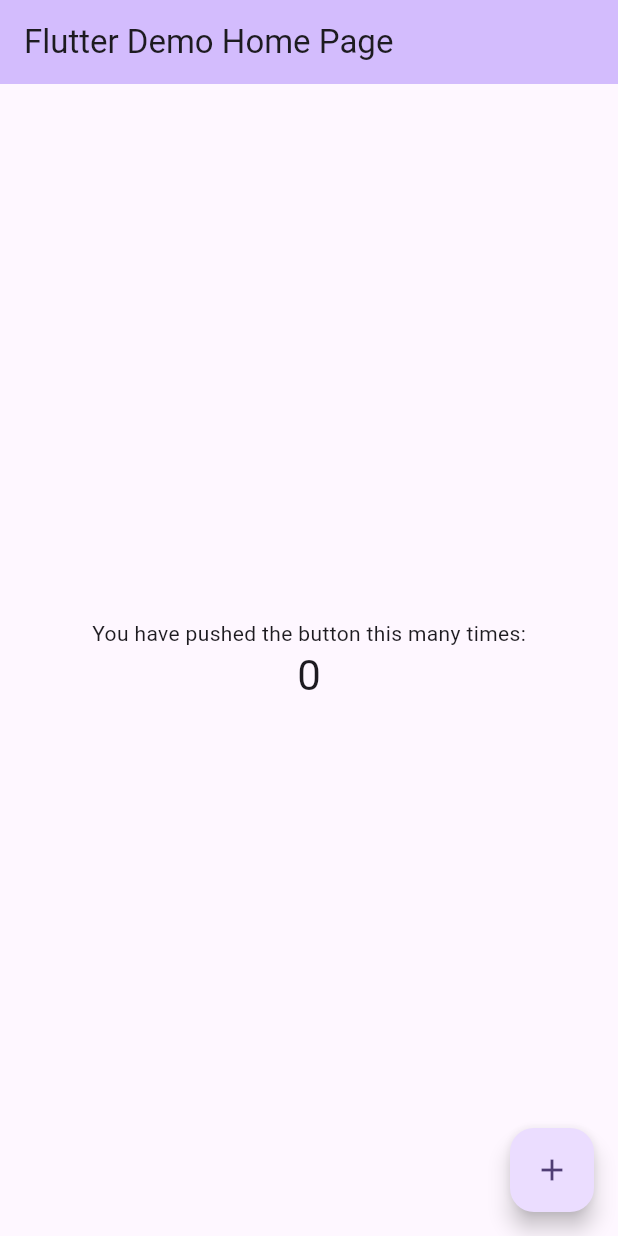
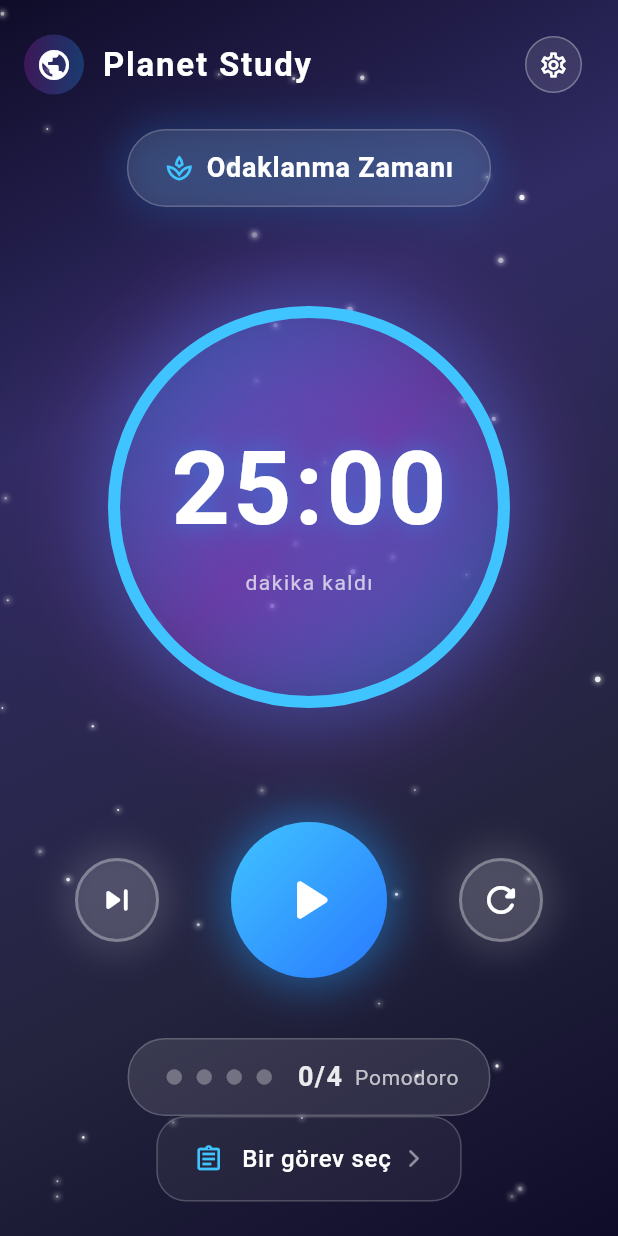
Before and after one commit to Muharremq/pomodoro_planner_app, a Flutter app: the screen it shows after launch, on a phone screen of 412 x 824 dp. Run offline on Flutter 3.47's test engine with Material 3 defaults, Android fonts, the phone set to English and light mode, and no system bars.

Commit message:
Arayüz Tasarımı 2

```diff
--- /dev/null
+++ b/lib/features/pomodoro/presentation/screens/timer_screen.dart
@@ -0,0 +1,473 @@
+// lib/features/pomodoro/presentation/screens/timer_screen.dart
+
+import 'package:flutter/material.dart';
+import 'dart:math' as math;
+
+class TimerScreen extends StatelessWidget {
+  const TimerScreen({super.key});
+
+  @override
+  Widget build(BuildContext context) {
+    return Scaffold(
+      body: Container(
+        decoration: const BoxDecoration(
+          gradient: LinearGradient(
+            begin: Alignment.topLeft,
+            end: Alignment.bottomRight,
+            colors: [
+              Color(0xFF0F0C29),
+              Color(0xFF302B63),
+              Color(0xFF24243E),
+              Color(0xFF0F0C29),
+            ],
+            stops: [0.0, 0.3, 0.7, 1.0],
+          ),
+        ),
+        child: Stack(
+          children: [
+            // Yıldızlar arka plan
+            ...List.generate(50, (index) {
+              final random = math.Random(index);
+              return Positioned(
+                left: random.nextDouble() * 400,
+                top: random.nextDouble() * 800,
+                child: Container(
+                  width: random.nextDouble() * 3 + 1,
+                  height: random.nextDouble() * 3 + 1,
+                  decoration: BoxDecoration(
+                    color: Colors.white.withOpacity(random.nextDouble() * 0.8 + 0.2),
+                    shape: BoxShape.circle,
+                    boxShadow: [
+                      BoxShadow(
+                        color: Colors.white.withOpacity(0.5),
+                        blurRadius: 2,
+                        spreadRadius: 1,
+                      ),
+                    ],
+                  ),
+                ),
+              );
+            }),
+
+            SafeArea(
+              child: Column(
+                children: [
+                  // AppBar
+                  Padding(
+                    padding: const EdgeInsets.all(16.0),
+                    child: Row(
+                      mainAxisAlignment: MainAxisAlignment.spaceBetween,
+                      children: [
+                        Row(
+                          children: [
+                            Container(
+                              padding: const EdgeInsets.all(8),
+                              decoration: BoxDecoration(
+                                shape: BoxShape.circle,
+                                gradient: LinearGradient(
+                                  colors: [
+                                    Colors.purple.withOpacity(0.3),
+                                    Colors.blue.withOpacity(0.3),
+                                  ],
+                                ),
+                              ),
+                              child: const Icon(
+                                Icons.public,
+                                color: Colors.white,
+                                size: 24,
+                              ),
+                            ),
+                            const SizedBox(width: 12),
+                            const Text(
+                              'Planet Study',
+                              style: TextStyle(
+                                fontSize: 22,
+                                fontWeight: FontWeight.bold,
+                                color: Colors.white,
+                                letterSpacing: 1.2,
+                              ),
+                            ),
+                          ],
+                        ),
+                        IconButton(
+                          onPressed: () {},
+                          icon: Container(
+                            padding: const EdgeInsets.all(8),
+                            decoration: BoxDecoration(
+                              shape: BoxShape.circle,
+                              color: Colors.white.withOpacity(0.1),
+                              border: Border.all(
+                                color: Colors.white.withOpacity(0.3),
+                                width: 1,
+                              ),
+                            ),
+                            child: const Icon(
+                              Icons.settings_outlined,
+                              color: Colors.white,
+                              size: 20,
+                            ),
+                          ),
+                        ),
+                      ],
+                    ),
+                  ),
+
+                  const Spacer(),
+
+                  // Seans Türü
+                  Container(
+                    padding: const EdgeInsets.symmetric(horizontal: 24, vertical: 12),
+                    decoration: BoxDecoration(
+                      color: Colors.white.withOpacity(0.1),
+                      borderRadius: BorderRadius.circular(30),
+                      border: Border.all(
+                        color: Colors.white.withOpacity(0.2),
+                        width: 1,
+                      ),
+                      boxShadow: [
+                        BoxShadow(
+                          color: Colors.blue.withOpacity(0.2),
+                          blurRadius: 20,
+                          spreadRadius: 5,
+                        ),
+                      ],
+                    ),
+                    child: Row(
+                      mainAxisSize: MainAxisSize.min,
+                      children: [
+                        Icon(
+                          Icons.spa_outlined,
+                          color: Colors.lightBlueAccent.shade200,
+                          size: 20,
+                        ),
+                        const SizedBox(width: 8),
+                        const Text(
+                          'Odaklanma Zamanı',
+                          style: TextStyle(
+                            fontSize: 18,
+                            fontWeight: FontWeight.w600,
+                            color: Colors.white,
+                            letterSpacing: 0.5,
+                          ),
+                        ),
+                      ],
+                    ),
+                  ),
+
+                  const SizedBox(height: 50),
+
+                  // Gezegen Timer
+                  Stack(
+                    alignment: Alignment.center,
+                    children: [
+                      // Dış parlama efekti
+                      Container(
+                        width: 300,
+                        height: 300,
+                        decoration: BoxDecoration(
+                          shape: BoxShape.circle,
+                          gradient: RadialGradient(
+                            colors: [
+                              Colors.blue.withOpacity(0.3),
+                              Colors.purple.withOpacity(0.2),
+                              Colors.transparent,
+                            ],
+                          ),
+                        ),
+                      ),
+
+                      // Ana gezegen çemberi
+                      Container(
+                        width: 260,
+                        height: 260,
+                        decoration: BoxDecoration(
+                          shape: BoxShape.circle,
+                          gradient: LinearGradient(
+                            begin: Alignment.topLeft,
+                            end: Alignment.bottomRight,
+                            colors: [
+                              Colors.blue.withOpacity(0.2),
+                              Colors.purple.withOpacity(0.3),
+                              Colors.blue.withOpacity(0.2),
+                            ],
+                          ),
+                          boxShadow: [
+                            BoxShadow(
+                              color: Colors.blue.withOpacity(0.4),
+                              blurRadius: 40,
+                              spreadRadius: 10,
+                            ),
+                            BoxShadow(
+                              color: Colors.purple.withOpacity(0.3),
+                              blurRadius: 60,
+                              spreadRadius: 20,
+                            ),
+                          ],
+                        ),
+                        child: Stack(
+                          fit: StackFit.expand,
+                          children: [
+                            // Progress indicator
+                            CircularProgressIndicator(
+                              value: 1,
+                              strokeWidth: 8,
+                              backgroundColor: Colors.white.withOpacity(0.1),
+                              valueColor: AlwaysStoppedAnimation<Color>(
+                                Colors.lightBlueAccent.shade200,
+                              ),
+                              strokeCap: StrokeCap.round,
+                            ),
+
+                            // Timer metni
+                            Center(
+                              child: Column(
+                                mainAxisAlignment: MainAxisAlignment.center,
+                                children: [
+                                  Text(
+                                    '25:00',
+                                    style: TextStyle(
+                                      fontSize: 68,
+                                      fontWeight: FontWeight.bold,
+                                      color: Colors.white,
+                                      letterSpacing: 2,
+                                      shadows: [
+                                        Shadow(
+                                          color: Colors.blue.withOpacity(0.5),
+                                          blurRadius: 20,
+                                        ),
+                                      ],
+                                    ),
+                                  ),
+                                  const SizedBox(height: 4),
+                                  Text(
+                                    'dakika kaldı',
+                                    style: TextStyle(
+                                      fontSize: 14,
+                                      color: Colors.white.withOpacity(0.7),
+                                      letterSpacing: 1,
+                                    ),
+                                  ),
+                                ],
+                              ),
+                            ),
+                          ],
+                        ),
+                      ),
+                    ],
+                  ),
+
+                  const SizedBox(height: 60),
+
+                  // Kontrol Butonları
+                  Row(
+                    mainAxisAlignment: MainAxisAlignment.center,
+                    children: [
+                      // Skip Butonu
+                      Container(
+                        decoration: BoxDecoration(
+                          shape: BoxShape.circle,
+                          boxShadow: [
+                            BoxShadow(
+                              color: Colors.white.withOpacity(0.1),
+                              blurRadius: 15,
+                              spreadRadius: 2,
+                            ),
+                          ],
+                        ),
+                        child: IconButton(
+                          onPressed: () {},
+                          icon: Container(
+                            padding: const EdgeInsets.all(12),
+                            decoration: BoxDecoration(
+                              shape: BoxShape.circle,
+                              color: Colors.white.withOpacity(0.1),
+                              border: Border.all(
+                                color: Colors.white.withOpacity(0.3),
+                                width: 2,
+                              ),
+                            ),
+                            child: const Icon(
+                              Icons.skip_next_rounded,
+                              color: Colors.white,
+                              size: 28,
+                            ),
+                          ),
+                        ),
+                      ),
+
+                      const SizedBox(width: 40),
+
+                      // Play/Pause Butonu
+                      Container(
+                        decoration: BoxDecoration(
+                          shape: BoxShape.circle,
+                          gradient: LinearGradient(
+                            begin: Alignment.topLeft,
+                            end: Alignment.bottomRight,
+                            colors: [
+                              Colors.lightBlueAccent.shade200,
+                              Colors.blueAccent.shade400,
+                            ],
+                          ),
+                          boxShadow: [
+                            BoxShadow(
+                              color: Colors.blue.withOpacity(0.5),
+                              blurRadius: 25,
+                              spreadRadius: 5,
+                            ),
+                          ],
+                        ),
+                        child: ElevatedButton(
+                          onPressed: () {},
+                          style: ElevatedButton.styleFrom(
+                            shape: const CircleBorder(),
+                            padding: const EdgeInsets.all(28),
+                            backgroundColor: Colors.transparent,
+                            shadowColor: Colors.transparent,
+                          ),
+                          child: const Icon(
+                            Icons.play_arrow_rounded,
+                            size: 48,
+                            color: Colors.white,
+                          ),
+                        ),
+                      ),
+
+                      const SizedBox(width: 40),
+
+                      // Reset Butonu
+                      Container(
+                        decoration: BoxDecoration(
+                          shape: BoxShape.circle,
+                          boxShadow: [
+                            BoxShadow(
+                              color: Colors.white.withOpacity(0.1),
+                              blurRadius: 15,
+                              spreadRadius: 2,
+                            ),
+                          ],
+                        ),
+                        child: IconButton(
+                          onPressed: () {},
+                          icon: Container(
+                            padding: const EdgeInsets.all(12),
+                            decoration: BoxDecoration(
+                              shape: BoxShape.circle,
+                              color: Colors.white.withOpacity(0.1),
+                              border: Border.all(
+                                color: Colors.white.withOpacity(0.3),
+                                width: 2,
+                              ),
+                            ),
+                            child: const Icon(
+                              Icons.refresh_rounded,
+                              color: Colors.white,
+                              size: 28,
+                            ),
+                          ),
+                        ),
+                      ),
+                    ],
+                  ),
+
+                  const SizedBox(height: 40),
+
+                  // Pomodoro Sayacı
+                  Container(
+                    padding: const EdgeInsets.symmetric(horizontal: 20, vertical: 12),
+                    decoration: BoxDecoration(
+                      color: Colors.white.withOpacity(0.1),
+                      borderRadius: BorderRadius.circular(25),
+                      border: Border.all(
+                        color: Colors.white.withOpacity(0.2),
+                        width: 1,
+                      ),
+                    ),
+                    child: Row(
+                      mainAxisSize: MainAxisSize.min,
+                      children: [
+                        ...List.generate(4, (index) {
+                          return Padding(
+                            padding: const EdgeInsets.symmetric(horizontal: 4),
+                            child: Icon(
+                              Icons.circle,
+                              size: 12,
+                              color: index < 0
+                                  ? Colors.lightBlueAccent.shade200
+                                  : Colors.white.withOpacity(0.3),
+                            ),
+                          );
+                        }),
+                        const SizedBox(width: 12),
+                        Text(
+                          '0/4',
+                          style: TextStyle(
+                            fontSize: 18,
+                            fontWeight: FontWeight.w600,
+                            color: Colors.white.withOpacity(0.9),
+                            letterSpacing: 1,
+                          ),
+                        ),
+                        const SizedBox(width: 8),
+                        const Text(
+                          'Pomodoro',
+                          style: TextStyle(
+                            fontSize: 14,
+                            color: Colors.white70,
+                            letterSpacing: 0.5,
+                          ),
+                        ),
+                      ],
+                    ),
+                  ),
+
+                  const Spacer(),
+
+                  // Görev Seçme Alanı
+                  Container(
+                    margin: const EdgeInsets.only(bottom: 30),
+                    padding: const EdgeInsets.symmetric(horizontal: 24, vertical: 16),
+                    decoration: BoxDecoration(
+                      color: Colors.white.withOpacity(0.05),
+                      borderRadius: BorderRadius.circular(20),
+                      border: Border.all(
+                        color: Colors.white.withOpacity(0.2),
+                        width: 1,
+                      ),
+                    ),
+                    child: Row(
+                      mainAxisSize: MainAxisSize.min,
+                      children: [
+                        Icon(
+                          Icons.assignment_outlined,
+                          color: Colors.lightBlueAccent.shade200,
+                          size: 20,
+                        ),
+                        const SizedBox(width: 12),
+                        const Text(
+                          'Bir görev seç',
+                          style: TextStyle(
+                            color: Colors.white,
+                            fontSize: 16,
+                            fontWeight: FontWeight.w500,
+                            letterSpacing: 0.5,
+                          ),
+                        ),
+                        const SizedBox(width: 8),
+                        Icon(
+                          Icons.arrow_forward_ios_rounded,
+                          color: Colors.white.withOpacity(0.5),
+                          size: 14,
+                        ),
+                      ],
+                    ),
+                  ),
+                ],
+              ),
+            ),
+          ],
+        ),
+      ),
+    );
+  }
+}
--- a/lib/main.dart
+++ b/lib/main.dart
@@ -1,124 +1,36 @@
 import 'package:flutter/material.dart';
-import 'package:provider/provider.dart';
-import 'providers/timer_provider.dart';
+import 'package:flutter/services.dart';
+import 'features/pomodoro/presentation/screens/timer_screen.dart';
 
 void main() {
+  WidgetsFlutterBinding.ensureInitialized();
+
+  // Sistem UI'ını özelleştir (opsiyonel)
+  SystemChrome.setSystemUIOverlayStyle(
+    const SystemUiOverlayStyle(
+      statusBarColor: Colors.transparent,
+      statusBarIconBrightness: Brightness.light,
+      systemNavigationBarColor: Color(0xFF0F0C29),
+      systemNavigationBarIconBrightness: Brightness.light,
+    ),
+  );
+
   runApp(const MyApp());
 }
 
 class MyApp extends StatelessWidget {
   const MyApp({super.key});
 
-  // This widget is the root of your application.
   @override
   Widget build(BuildContext context) {
     return MaterialApp(
-      title: 'Flutter Demo',
+      title: 'Planet Study Planner',
+      debugShowCheckedModeBanner: false,
       theme: ThemeData(
-        // This is the theme of your application.
-        //
-        // TRY THIS: Try running your application with "flutter run". You'll see
-        // the application has a purple toolbar. Then, without quitting the app,
-        // try changing the seedColor in the colorScheme below to Colors.green
-        // and then invoke "hot reload" (save your changes or press the "hot
-        // reload" button in a Flutter-supported IDE, or press "r" if you used
-        // the command line to start the app).
-        //
-        // Notice that the counter didn't reset back to zero; the application
-        // state is not lost during the reload. To reset the state, use hot
-        // restart instead.
-        //
-        // This works for code too, not just values: Most code changes can be
-        // tested with just a hot reload.
-        colorScheme: ColorScheme.fromSeed(seedColor: Colors.deepPurple),
+        brightness: Brightness.dark,
+        primarySwatch: Colors.blue,
       ),
-      home: const MyHomePage(title: 'Flutter Demo Home Page'),
+      home: TimerScreen(),
     );
   }
 }
-
-class MyHomePage extends StatefulWidget {
-  const MyHomePage({super.key, required this.title});
-
-  // This widget is the home page of your application. It is stateful, meaning
-  // that it has a State object (defined below) that contains fields that affect
-  // how it looks.
-
-  // This class is the configuration for the state. It holds the values (in this
-  // case the title) provided by the parent (in this case the App widget) and
-  // used by the build method of the State. Fields in a Widget subclass are
-  // always marked "final".
-
-  final String title;
-
-  @override
-  State<MyHomePage> createState() => _MyHomePageState();
-}
-
-class _MyHomePageState extends State<MyHomePage> {
-  int _counter = 0;
-
-  void _incrementCounter() {
-    setState(() {
-      // This call to setState tells the Flutter framework that something has
-      // changed in this State, which causes it to rerun the build method below
-      // so that the display can reflect the updated values. If we changed
-      // _counter without calling setState(), then the build method would not be
-      // called again, and so nothing would appear to happen.
-      _counter++;
-    });
-  }
-
-  @override
-  Widget build(BuildContext context) {
-    // This method is rerun every time setState is called, for instance as done
-    // by the _incrementCounter method above.
-    //
-    // The Flutter framework has been optimized to make rerunning build methods
-    // fast, so that you can just rebuild anything that needs updating rather
-    // than having to individually change instances of widgets.
-    return Scaffold(
-      appBar: AppBar(
-        // TRY THIS: Try changing the color here to a specific color (to
-        // Colors.amber, perhaps?) and trigger a hot reload to see the AppBar
-        // change color while the other colors stay the same.
-        backgroundColor: Theme.of(context).colorScheme.inversePrimary,
-        // Here we take the value from the MyHomePage object that was created by
-        // the App.build method, and use it to set our appbar title.
-        title: Text(widget.title),
-      ),
-      body: Center(
-        // Center is a layout widget. It takes a single child and positions it
-        // in the middle of the parent.
-        child: Column(
-          // Column is also a layout widget. It takes a list of children and
-          // arranges them vertically. By default, it sizes itself to fit its
-          // children horizontally, and tries to be as tall as its parent.
-          //
-          // Column has various properties to control how it sizes itself and
-          // how it positions its children. Here we use mainAxisAlignment to
-          // center the children vertically; the main axis here is the vertical
-          // axis because Columns are vertical (the cross axis would be
-          // horizontal).
-          //
-          // TRY THIS: Invoke "debug painting" (choose the "Toggle Debug Paint"
-          // action in the IDE, or press "p" in the console), to see the
-          // wireframe for each widget.
-          mainAxisAlignment: MainAxisAlignment.center,
-          children: <Widget>[
-            const Text('You have pushed the button this many times:'),
-            Text(
-              '$_counter',
-              style: Theme.of(context).textTheme.headlineMedium,
-            ),
-          ],
-        ),
-      ),
-      floatingActionButton: FloatingActionButton(
-        onPressed: _incrementCounter,
-        tooltip: 'Increment',
-        child: const Icon(Icons.add),
-      ), // This trailing comma makes auto-formatting nicer for build methods.
-    );
-  }
-}
--- a/lib/providers/timer_provider.dart
+++ /dev/null
@@ -1,19 +0,0 @@
-import 'package:flutter/foundation.dart';
-
-class TimerProvider with ChangeNotifier {
-  int remainingTime = 25 * 60;
-
-  void startTimer() {
-    print("Zamanlayici başlatildi (henüz mantik yok).");
-  }
-
-  void pauseTimer() {
-    // TODO: Zamanlayıcıyı duraklatma mantığı buraya gelecek.
-    print("Zamanlayici duraklatildi (henüz mantik yok).");
-  }
-
-  void resetTimer() {
-    // TODO: Zamanlayıcıyı sıfırlama mantığı buraya gelecek.
-    print("Zamanlayici sifirlandi (henüz mantik yok).");
-  }
-}
```
Also changed, not shown: pubspec.yaml (+28 -10 lines), pubspec.lock, 2 other files.
